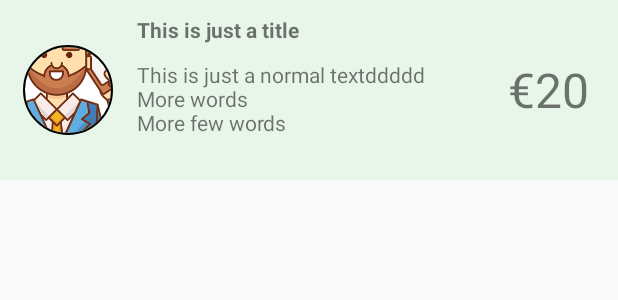
After one commit to jruivo-dev/OOGO-AndroidApp, an Android app: the layout order_row.xml on its own in the app's theme, with its tools: preview values and no code run, on a phone screen of 412 x 824 dp. The commit adds this screen. Shown: the top 300 px of the screen. Run offline under Robolectric (Android 15) with nearby library versions, the phone set to English and light mode, and no system bars.

Commit message:
Added arrayadapte for order.

```diff
--- a/app/build.gradle
+++ b/app/build.gradle
@@ -28,6 +28,8 @@ dependencies {
     compile 'com.android.support.constraint:constraint-layout:1.0.2'
     compile 'com.android.support:design:25.3.1'
     compile 'com.jakewharton:butterknife:6.1.0'
+    compile 'de.hdodenhof:circleimageview:2.1.0'
+    compile 'com.github.medyo:fancybuttons:1.8.3'
 
     testCompile 'junit:junit:4.12'
     compile files('libs/GenAsync.1.2.jar')
--- a/app/src/main/java/com/jruivodev/oogo/LoginActivity.java
+++ b/app/src/main/java/com/jruivodev/oogo/LoginActivity.java
@@ -127,8 +127,9 @@ public class LoginActivity extends AppCompatActivity {
             }
 
             if (success == 1) {
-                Toast.makeText(LoginActivity.this, "Login successful", Toast.LENGTH_LONG).show();
                 Log.d("Success!", message);
+                Intent i = new Intent(LoginActivity.this, OrderDisplayActivity.class);
+                startActivity(i);
             } else {
                 Toast.makeText(LoginActivity.this, "Failed to", Toast.LENGTH_LONG).show();
 
--- /dev/null
+++ b/app/src/main/res/layout/order_row.xml
@@ -0,0 +1,70 @@
+<LinearLayout xmlns:android="http://schemas.android.com/apk/res/android"
+    xmlns:app="http://schemas.android.com/apk/res-auto"
+    xmlns:tools="http://schemas.android.com/tools"
+    android:layout_width="match_parent"
+    android:layout_height="120dp"
+    android:background="#E8F5E9"
+    android:orientation="horizontal">
+
+    <LinearLayout
+        android:layout_width="0dp"
+        android:layout_height="match_parent"
+        android:layout_weight="0.8"
+        android:orientation="vertical">
+
+
+        <de.hdodenhof.circleimageview.CircleImageView
+            android:id="@+id/profile_image"
+            android:layout_width="60dp"
+            android:layout_height="0dp"
+            android:layout_gravity="center_horizontal"
+            android:layout_weight="1"
+            android:src="@drawable/professional"
+            app:civ_border_color="#FF000000"
+
+            app:civ_border_width="1dp" />
+
+
+    </LinearLayout>
+
+    <LinearLayout
+        android:layout_width="0dp"
+        android:layout_height="match_parent"
+        android:layout_weight="2"
+        android:orientation="vertical">
+
+        <TextView
+            android:id="@+id/order_title"
+            android:layout_width="match_parent"
+            android:layout_height="0dp"
+            android:layout_weight="1"
+            android:gravity="center_vertical"
+            android:textStyle="bold"
+            tools:text="This is just a title" />
+
+
+        <TextView
+            android:id="@+id/order_description"
+            android:layout_width="match_parent"
+            android:layout_height="0dp"
+            android:layout_weight="2"
+            android:maxLines="4"
+            tools:text="This is just a normal textddddd\nMore words \nMore few words" />
+
+    </LinearLayout>
+
+    <LinearLayout
+        android:layout_width="0dp"
+        android:layout_height="match_parent"
+        android:layout_weight="0.8"
+        android:gravity="center">
+
+        <TextView
+            android:layout_width="wrap_content"
+            android:layout_height="wrap_content"
+            android:textSize="32sp"
+            tools:text="€20" />
+    </LinearLayout>
+
+
+</LinearLayout>
```
Also changed, not shown: app/src/main/AndroidManifest.xml (+7 -0 lines), app/src/main/java/com/jruivodev/oogo/Order.java (added, +26 -0 lines), app/src/main/java/com/jruivodev/oogo/OrderAdapter.java (added, +44 -0 lines), app/src/main/java/com/jruivodev/oogo/OrderDisplayActivity.java (added, +134 -0 lines), app/src/main/java/com/jruivodev/oogo/RequestsActivity.java (deleted, +0 -8 lines), app/src/main/res/layout/activity_orders.xml (added, +10 -0 lines).
